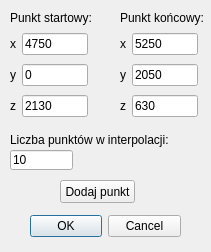
Before: the Qt Designer form trajectorydialog.ui in icprog/zbr, drawn with Qt 5.
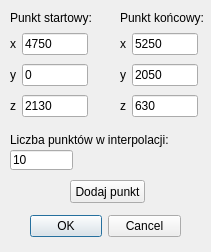
After: the same form once the commit is applied.

Patch:
```diff
--- a/trajectorydialog.ui
+++ b/trajectorydialog.ui
@@ -216,7 +216,7 @@
   <widget class="QPushButton" name="addPointButton">
    <property name="geometry">
     <rect>
-     <x>60</x>
+     <x>70</x>
      <y>180</y>
      <width>75</width>
      <height>23</height>
```
Left out of the diff: 3 changed lines with no effect on the pictures.
